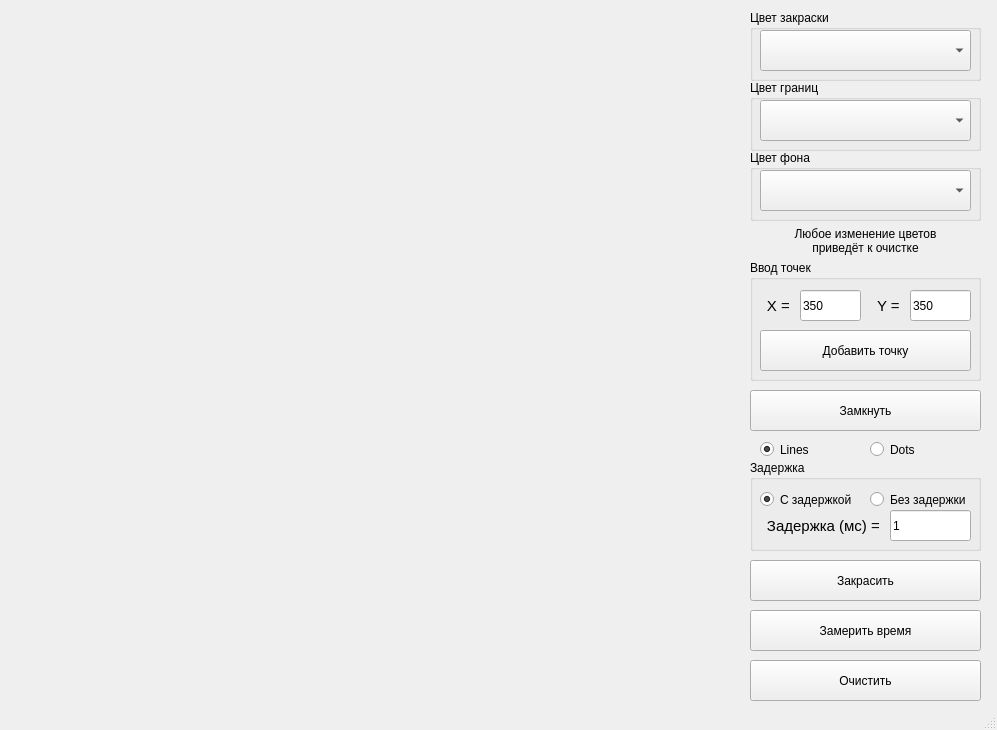
Above: Lab6/mainwindow.ui from Inlucker/ComputerGraphics before the change. Below: the same form after it.
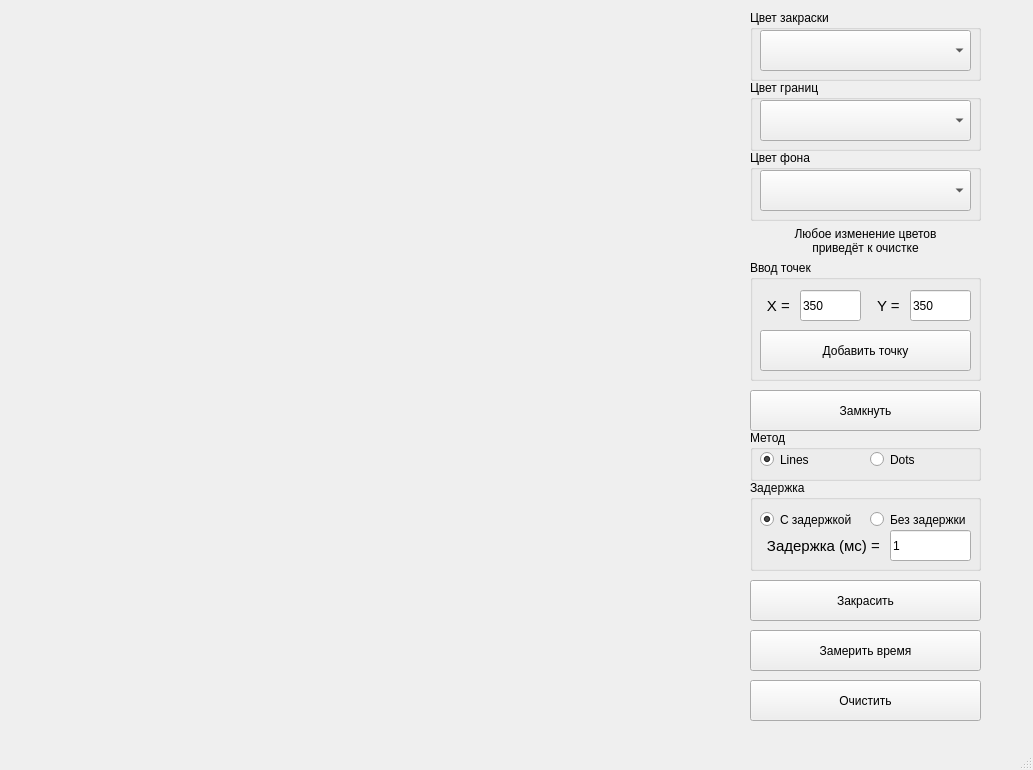
That is the form after the change.

Diff of the .ui file:
```diff
--- a/Lab6/mainwindow.ui
+++ b/Lab6/mainwindow.ui
@@ -6,8 +6,8 @@
    <rect>
     <x>0</x>
     <y>0</y>
-    <width>997</width>
-    <height>730</height>
+    <width>1033</width>
+    <height>770</height>
    </rect>
   </property>
   <property name="windowTitle">
@@ -20,7 +20,7 @@
       <x>10</x>
       <y>10</y>
       <width>731</width>
-      <height>671</height>
+      <height>711</height>
      </rect>
     </property>
     <layout class="QGridLayout" name="gridLayout_2"/>
@@ -98,7 +98,7 @@
     <property name="geometry">
      <rect>
       <x>750</x>
-      <y>660</y>
+      <y>680</y>
       <width>231</width>
       <height>41</height>
      </rect>
@@ -111,7 +111,7 @@
     <property name="geometry">
      <rect>
       <x>750</x>
-      <y>560</y>
+      <y>580</y>
       <width>231</width>
       <height>41</height>
      </rect>
@@ -137,7 +137,7 @@
     <property name="geometry">
      <rect>
       <x>750</x>
-      <y>460</y>
+      <y>480</y>
       <width>231</width>
       <height>91</height>
      </rect>
@@ -307,7 +307,7 @@
     <property name="geometry">
      <rect>
       <x>750</x>
-      <y>610</y>
+      <y>630</y>
       <width>231</width>
       <height>41</height>
      </rect>
@@ -333,27 +333,23 @@
      <set>Qt::AlignCenter</set>
     </property>
    </widget>
-   <widget class="QRadioButton" name="Lines_mode_radioButton">
+   <widget class="QGroupBox" name="groupBox">
     <property name="geometry">
      <rect>
-      <x>760</x>
-      <y>440</y>
-      <width>101</width>
-      <height>19</height>
+      <x>750</x>
+      <y>430</y>
+      <width>231</width>
+      <height>51</height>
      </rect>
     </property>
-    <property name="text">
-     <string>Lines</string>
+    <property name="title">
+     <string>Метод</string>
     </property>
-    <property name="checked">
-     <bool>true</bool>
-    </property>
-   </widget>
    <widget class="QRadioButton" name="Dots_mode_radioButton">
     <property name="geometry">
      <rect>
-      <x>870</x>
-      <y>440</y>
+       <x>120</x>
+       <y>20</y>
       <width>101</width>
       <height>19</height>
      </rect>
@@ -362,6 +358,23 @@
      <string>Dots</string>
     </property>
    </widget>
+    <widget class="QRadioButton" name="Lines_mode_radioButton">
+     <property name="geometry">
+      <rect>
+       <x>10</x>
+       <y>20</y>
+       <width>101</width>
+       <height>19</height>
+      </rect>
+     </property>
+     <property name="text">
+      <string>Lines</string>
+     </property>
+     <property name="checked">
+      <bool>true</bool>
+     </property>
+    </widget>
+   </widget>
   </widget>
   <widget class="QMenuBar" name="menubar">
    <property name="geometry">
```
Left out of the diff: 2 changed lines with no effect on the pictures. Lines whose indentation alone changed are shown as unchanged.
